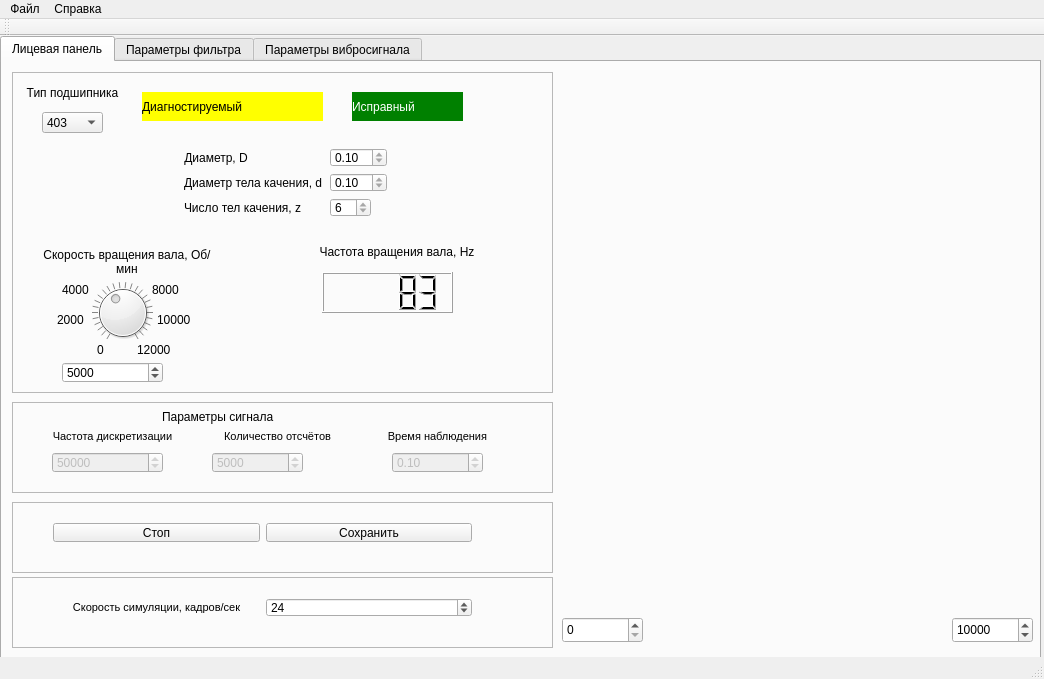
victorcrimea/vibrostand_laboratory, file vibrostand/mainwindow96dpi.ui: the form before one commit.
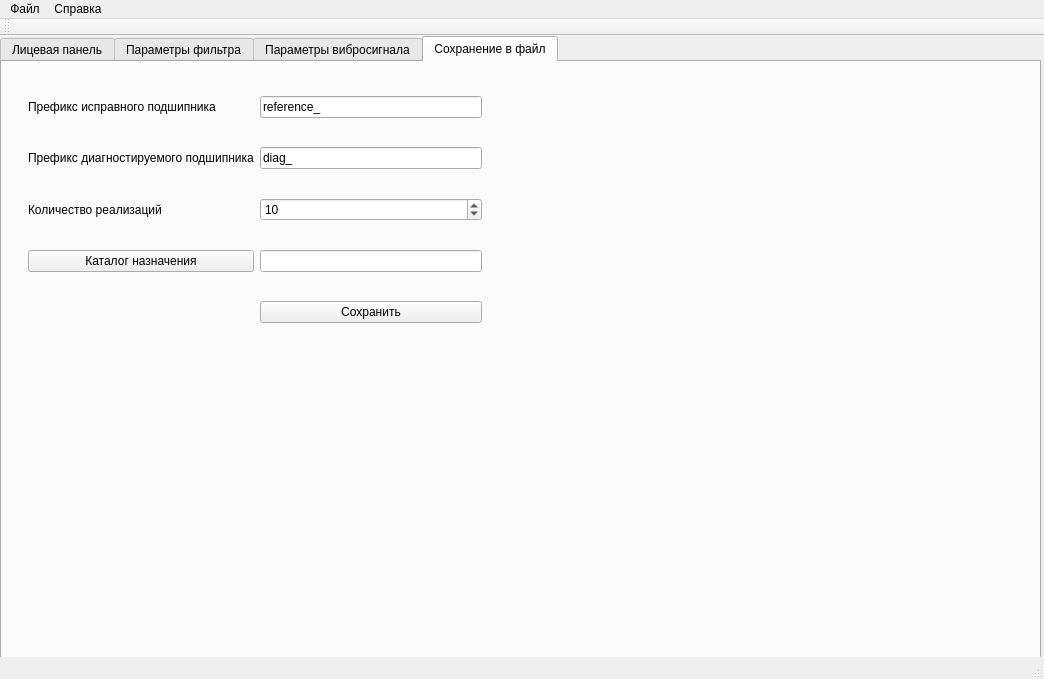
The form after the commit. The open tabs and pages were chosen to show the change. Custom widgets are drawn as their Qt base class.

```diff
--- a/vibrostand/mainwindow96dpi.ui
+++ b/vibrostand/mainwindow96dpi.ui
@@ -1303,6 +1303,107 @@
       </widget>
      </widget>
     </widget>
+    <widget class="QWidget" name="tab_4">
+     <attribute name="title">
+      <string>Сохранение в файл</string>
+     </attribute>
+     <widget class="QWidget" name="gridLayoutWidget">
+      <property name="geometry">
+       <rect>
+        <x>15</x>
+        <y>0</y>
+        <width>476</width>
+        <height>296</height>
+       </rect>
+      </property>
+      <layout class="QGridLayout" name="gridLayout">
+       <item row="4" column="1">
+        <widget class="QLineEdit" name="target_folder">
+         <property name="sizePolicy">
+          <sizepolicy hsizetype="Expanding" vsizetype="Fixed">
+           <horstretch>0</horstretch>
+           <verstretch>0</verstretch>
+          </sizepolicy>
+         </property>
+         <property name="baseSize">
+          <size>
+           <width>0</width>
+           <height>0</height>
+          </size>
+         </property>
+         <property name="autoFillBackground">
+          <bool>false</bool>
+         </property>
+         <property name="text">
+          <string/>
+         </property>
+        </widget>
+       </item>
+       <item row="3" column="1">
+        <widget class="QSpinBox" name="number_of_files">
+         <property name="minimum">
+          <number>1</number>
+         </property>
+         <property name="maximum">
+          <number>10000</number>
+         </property>
+         <property name="value">
+          <number>10</number>
+         </property>
+        </widget>
+       </item>
+       <item row="3" column="0">
+        <widget class="QLabel" name="label_30">
+         <property name="text">
+          <string>Количество реализаций</string>
+         </property>
+        </widget>
+       </item>
+       <item row="0" column="0">
+        <widget class="QLabel" name="label_32">
+         <property name="text">
+          <string>Префикс исправного подшипника</string>
+         </property>
+        </widget>
+       </item>
+       <item row="0" column="1">
+        <widget class="QLineEdit" name="reference_bearing_prefix">
+         <property name="text">
+          <string>reference_</string>
+         </property>
+        </widget>
+       </item>
+       <item row="2" column="0">
+        <widget class="QLabel" name="label_31">
+         <property name="text">
+          <string>Префикс диагностируемого подшипника</string>
+         </property>
+        </widget>
+       </item>
+       <item row="2" column="1">
+        <widget class="QLineEdit" name="diag_bearing_prefix">
+         <property name="text">
+          <string>diag_</string>
+         </property>
+        </widget>
+       </item>
+       <item row="5" column="1">
+        <widget class="QPushButton" name="save_file">
+         <property name="text">
+          <string>Сохранить</string>
+         </property>
+        </widget>
+       </item>
+       <item row="4" column="0">
+        <widget class="QPushButton" name="pushButton_4">
+         <property name="text">
+          <string>Каталог назначения</string>
+         </property>
+        </widget>
+       </item>
+      </layout>
+     </widget>
+    </widget>
    </widget>
   </widget>
   <widget class="QMenuBar" name="menuBar">
```
